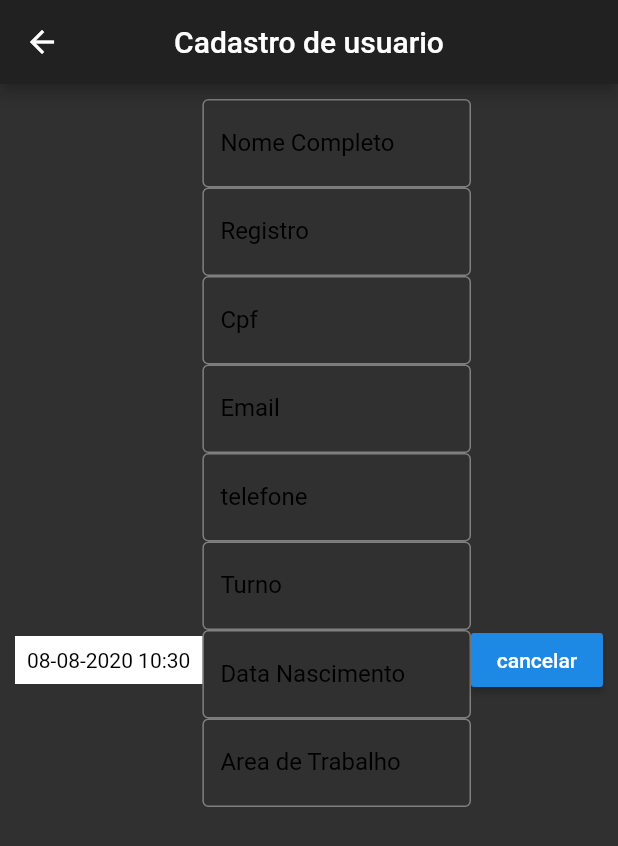
After one commit to lucas-de-almeida/tag_system, a Flutter app: the OpenOrder screen opened directly, on a phone screen of 412 x 824 dp. The commit adds this screen. Shown: the top 846 px of the screen. Run offline on Flutter 3.47's test engine with Material 2 defaults, Android fonts, the phone set to English and light mode, and no system bars.

Commit message:
modificacoes_teste

```diff
--- /dev/null
+++ b/lib/data/mock_data.dart
@@ -0,0 +1 @@
+class MockData {}
--- a/lib/main.dart
+++ b/lib/main.dart
@@ -1,4 +1,3 @@
-import 'package:flutter/cupertino.dart';
 import 'package:flutter/material.dart';
 import 'package:tag_system/screens/login_page.dart';
 
--- a/lib/screens/login_page.dart
+++ b/lib/screens/login_page.dart
@@ -2,6 +2,7 @@ import 'package:flutter/material.dart';
 import 'package:intl/intl.dart';
 
 class LoginPage extends StatefulWidget {
+  static String routeName = '/';
   @override
   _LoginPageState createState() => _LoginPageState();
 }
--- /dev/null
+++ b/lib/screens/open_order.dart
@@ -0,0 +1,78 @@
+import 'package:flutter/material.dart';
+import 'package:intl/intl.dart';
+
+class OpenOrder extends StatefulWidget {
+  @override
+  _OpenOrderState createState() => _OpenOrderState();
+}
+
+class _OpenOrderState extends State<OpenOrder> {
+  var now = new DateTime.now();
+  final formatter = new DateFormat('dd-MM-yyyy hh:mm');
+  @override
+  Widget build(BuildContext context) {
+    return Scaffold(
+      resizeToAvoidBottomInset: false,
+      appBar: AppBar(
+        title: Text('Cadastro de usuario'),
+        centerTitle: true,
+      ),
+      body: SafeArea(
+        child: Padding(
+          padding: EdgeInsets.all(10),
+          child: Row(
+            mainAxisAlignment: MainAxisAlignment.end,
+            children: <Widget>[
+              Container(
+                padding: EdgeInsets.all(8),
+                color: Colors.white,
+                child: Text(
+                  formatter.format(now),
+                  style: TextStyle(color: Colors.black),
+                ),
+              ),
+              SizedBox(
+                height: 70,
+              ),
+              Expanded(
+                child: Form(
+                  child: Column(
+                    children: <Widget>[
+                      campoEntrada('Nome Completo'),
+                      campoEntrada('Registro'),
+                      campoEntrada('Cpf'),
+                      campoEntrada('Email'),
+                      campoEntrada('telefone'),
+                      campoEntrada('Turno'),
+                      campoEntrada('Data Nascimento'),
+                      campoEntrada('Area de Trabalho')
+                    ],
+                  ),
+                ),
+              ),
+              RaisedButton(
+                onPressed: () {},
+                child: Text('cancelar'),
+              ),
+            ],
+          ),
+        ),
+      ),
+    );
+  }
+
+  TextFormField campoEntrada(String texto) {
+    return TextFormField(
+      textAlign: TextAlign.center,
+      decoration: InputDecoration(
+        border: OutlineInputBorder(),
+        focusedBorder: OutlineInputBorder(
+          borderRadius: BorderRadius.circular(8),
+          borderSide: BorderSide(),
+        ),
+        labelText: texto,
+        labelStyle: TextStyle(color: Colors.black),
+      ),
+    );
+  }
+}
```
